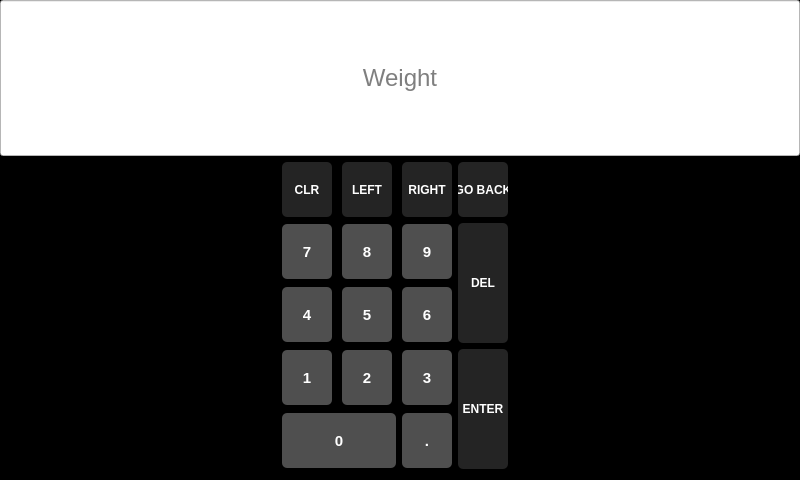
Qt form Widgets/VirtualNumpad.ui (mikedinh1997/WaterDispenser) before a commit.
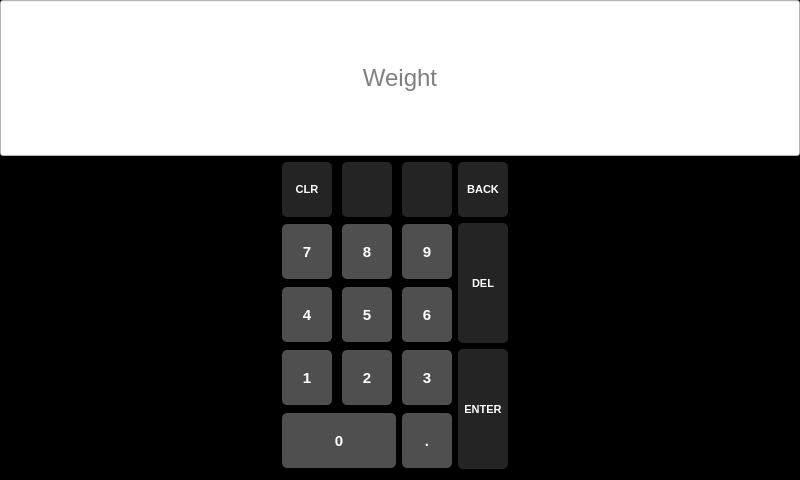
The same form after that commit.

Diff of the .ui file:
```diff
--- a/Widgets/VirtualNumpad.ui
+++ b/Widgets/VirtualNumpad.ui
@@ -124,6 +124,8 @@
 	color: white;
 	background-color: rgb(36, 36, 36);
 	border-radius: 5px;
+	font-size: 11px;
+
 }
 
 QPushButton:hover{
@@ -161,6 +163,7 @@
 	color: white;
 	background-color: rgb(36, 36, 36);
 	border-radius: 5px;
+	font-size: 11px;
 }
 
 QPushButton:hover{
@@ -168,7 +171,7 @@
 }</string>
          </property>
          <property name="text">
-          <string>LEFT</string>
+          <string/>
          </property>
          <property name="iconSize">
           <size>
@@ -204,6 +207,7 @@
 	color: white;
 	background-color: rgb(36, 36, 36);
 	border-radius: 5px;
+	font-size: 11px;
 }
 
 QPushButton:hover{
@@ -211,7 +215,7 @@
 }</string>
          </property>
          <property name="text">
-          <string>RIGHT</string>
+          <string/>
          </property>
          <property name="iconSize">
           <size>
@@ -247,6 +251,7 @@
 	color: white;
 	background-color: rgb(36, 36, 36);
 	border-radius: 5px;
+	font-size: 11px;
 }
 
 QPushButton:hover{
@@ -254,7 +259,7 @@
 }</string>
          </property>
          <property name="text">
-          <string>GO BACK</string>
+          <string>BACK</string>
          </property>
          <property name="iconSize">
           <size>
@@ -404,6 +409,7 @@
 	color: white;
 	background-color: rgb(36, 36, 36);
 	border-radius: 5px;
+	font-size: 11px;
 }
 
 QPushButton:hover{
@@ -675,6 +681,7 @@
 	color: white;
 	background-color: rgb(36, 36, 36);
 	border-radius: 5px;
+	font-size: 11px;
 }
 
 QPushButton:hover{
```
